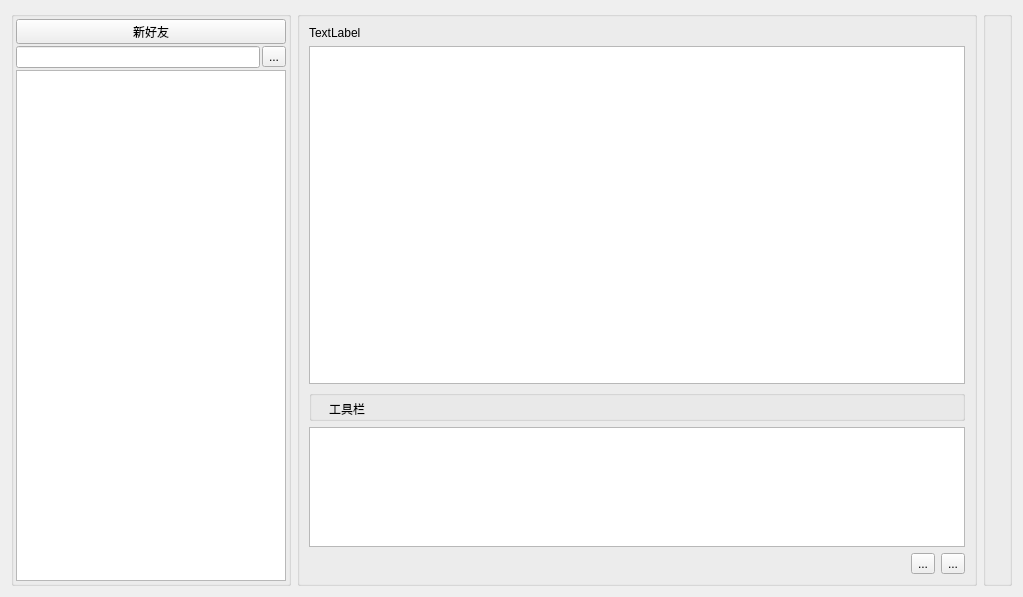
The window that client/friendpage.ui (fhwhsa/netdisk) describes before a commit, drawn with Qt 5.
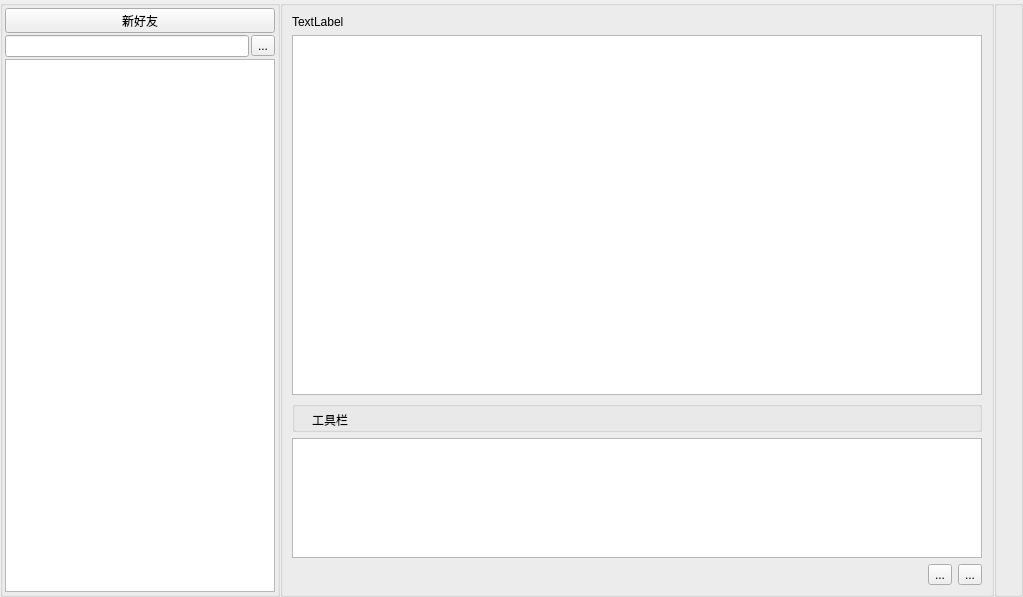
The same window after the commit.

```diff
--- a/client/friendpage.ui
+++ b/client/friendpage.ui
@@ -14,6 +14,21 @@
    <string>Form</string>
   </property>
   <layout class="QHBoxLayout" name="horizontalLayout_4">
+   <property name="spacing">
+    <number>0</number>
+   </property>
+   <property name="leftMargin">
+    <number>0</number>
+   </property>
+   <property name="topMargin">
+    <number>0</number>
+   </property>
+   <property name="rightMargin">
+    <number>0</number>
+   </property>
+   <property name="bottomMargin">
+    <number>0</number>
+   </property>
    <item>
     <layout class="QHBoxLayout" name="horizontalLayout_3">
      <item>
```
